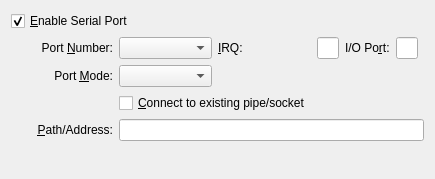
First picture: the form in trunk/src/VBox/Frontends/VirtualBox/src/settings/machine/UIMachineSettingsSerial.ui, repository PKRoma/vbox, before the edit.
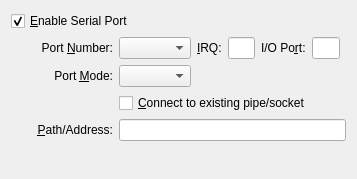
Second picture: the form after the edit.

Commit message: FE/Qt: VM Settings dialog: Serial Ports page: Layout quirk fix.

The edit to the form file:
```diff
--- a/trunk/src/VBox/Frontends/VirtualBox/src/settings/machine/UIMachineSettingsSerial.ui
+++ b/trunk/src/VBox/Frontends/VirtualBox/src/settings/machine/UIMachineSettingsSerial.ui
@@ -173,7 +173,7 @@
         </property>
        </spacer>
       </item>
-      <item row="2" column="1" colspan="2" >
+      <item row="2" column="1" colspan="5" >
        <widget class="QCheckBox" name="mCbPipe" >
         <property name="whatsThis" >
          <string>If checked, the virtual machine will assume that the pipe or socket specified in the &lt;b>Path/Address&lt;/b> field exists and try to use it. Otherwise, the pipe or socket will be created by the virtual machine when it starts.</string>
```
